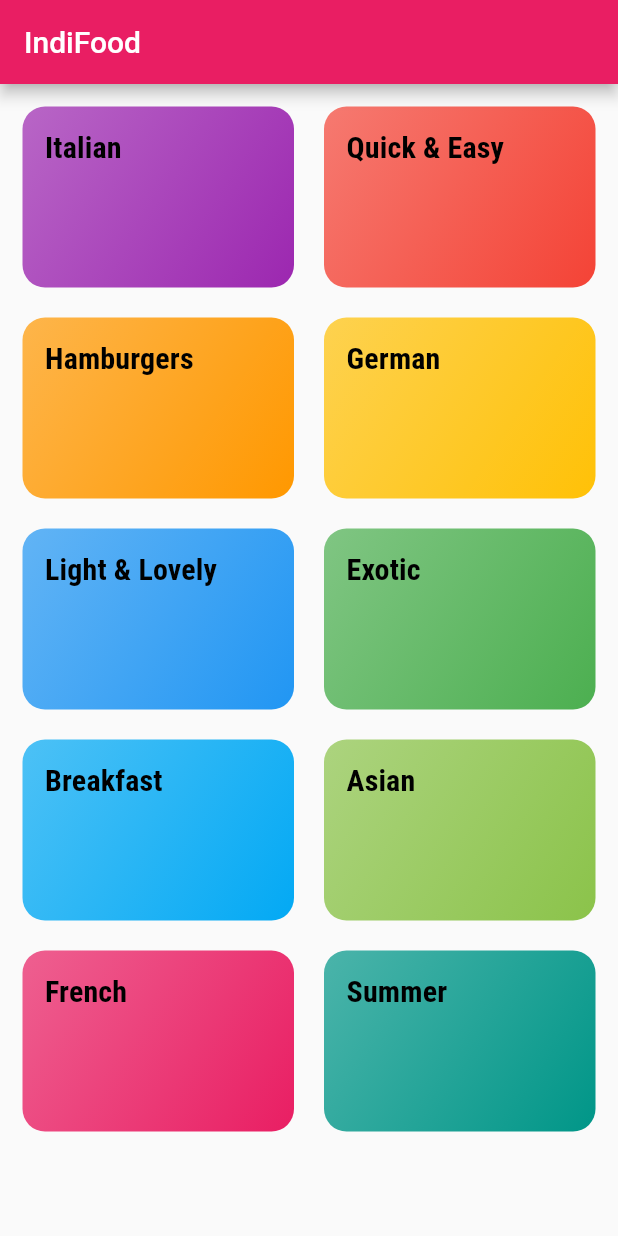
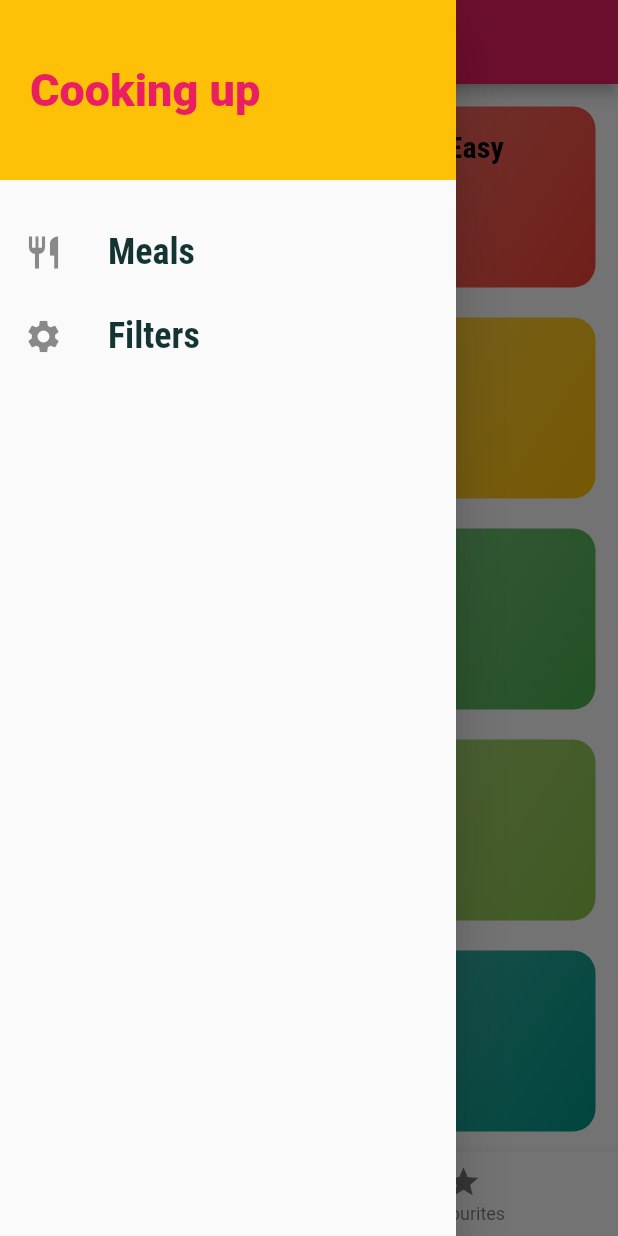
Before and after one commit to Rahul-153/IndiFood, a Flutter app: the screen it shows after launch, with the side drawer open (before the commit the screen has no drawer), on a phone screen of 412 x 824 dp. Run offline on Flutter 3.47's test engine with Material 2 defaults, Android fonts, the phone set to English and light mode, and no system bars.

Commit message:
added drawer

```diff
--- a/lib/main.dart
+++ b/lib/main.dart
@@ -1,5 +1,7 @@
 import 'package:flutter/material.dart';
 
+import './screens/filters_screen.dart';
+import './screens/tabs_screen.dart';
 import './screens/meals_detail_screen.dart';
 import './screens/category_meals_screen.dart';
 import './screens/category_screen.dart';
@@ -17,23 +19,24 @@ class MyApp extends StatelessWidget {
     return MaterialApp(
       title: 'IndiFood',
       theme: ThemeData(
-        colorScheme: ThemeData().colorScheme.copyWith(primary:Colors.pink,secondary: Colors.amber),
+          colorScheme: ThemeData()
+              .colorScheme
+              .copyWith(primary: Colors.pink, secondary: Colors.amber),
           fontFamily: 'Raleway',
           textTheme: ThemeData.light().textTheme.copyWith(
-          bodySmall: TextStyle(color:Color.fromRGBO(20, 51, 51, 1)),
-          bodyLarge: TextStyle(color:Color.fromRGBO(20, 51, 51, 1)),
+              bodySmall: TextStyle(color: Color.fromRGBO(20, 51, 51, 1)),
+              bodyLarge: TextStyle(color: Color.fromRGBO(20, 51, 51, 1)),
               titleSmall: TextStyle(
                 fontSize: 20,
                 fontFamily: 'RobotoCondensed',
                 fontWeight: FontWeight.bold,
-          )
-        )
-      ),
+              ))),
       initialRoute: '/',
       routes: {
-        '/':(context)=>CategoryScreen(),
-        '/category-meals':(context)=>CategoryMealsScreen(),
-        '/meals-detail':(context)=>MealsDetailScreen(),
+        '/': (context) => TabsScreen(),
+        '/category-meals': (context) => CategoryMealsScreen(),
+        '/meals-detail': (context) => MealsDetailScreen(),
+        '/filters': (context) => FiltersScreen(),
       },
     );
   }
--- a/lib/screens/category_screen.dart
+++ b/lib/screens/category_screen.dart
@@ -4,7 +4,7 @@ import '../widgets/category_item.dart';
 import '../dummy_data.dart';
 
 class CategoryScreen extends StatelessWidget {
-  final gridView=GridView(
+  Widget gridView=GridView(
     padding: EdgeInsets.all(15),
       children: DUMMY_CATEGORIES.map((catData) => CategoryItem(
         id: catData.id,
@@ -20,9 +20,6 @@ class CategoryScreen extends StatelessWidget {
     );
   @override
   Widget build(BuildContext context) {
-    return Scaffold(
-      appBar: AppBar(title: Text("IndiFood")),
-      body: gridView,
-      );
+    return gridView;
   }
 }
--- /dev/null
+++ b/lib/screens/favourites_screen.dart
@@ -0,0 +1,12 @@
+import 'package:flutter/material.dart';
+import 'package:flutter/src/widgets/framework.dart';
+import 'package:flutter/src/widgets/placeholder.dart';
+
+class FavouriteScreen extends StatelessWidget {
+  const FavouriteScreen({super.key});
+
+  @override
+  Widget build(BuildContext context) {
+    return Center(child: Text("This is favourite"),);
+  }
+}
--- /dev/null
+++ b/lib/screens/filters_screen.dart
@@ -0,0 +1,18 @@
+import 'package:flutter/material.dart';
+
+import '../widgets/main_drawer.dart';
+
+class FiltersScreen extends StatelessWidget {
+  const FiltersScreen({super.key});
+
+  @override
+  Widget build(BuildContext context) {
+    return Scaffold(
+      appBar: AppBar(
+        title: Text("Filters"),
+      ),
+      drawer: MainDrawer(),
+      body: Center(child: Text("Filters"),);,
+    );
+  }
+}
--- /dev/null
+++ b/lib/screens/tabs_screen.dart
@@ -0,0 +1,46 @@
+import 'package:flutter/material.dart';
+
+import '../widgets/main_drawer.dart';
+import './favourites_screen.dart';
+import './category_screen.dart';
+
+class TabsScreen extends StatefulWidget {
+  const TabsScreen({super.key});
+
+  @override
+  State<TabsScreen> createState() => _TabsScreenState();
+}
+
+class _TabsScreenState extends State<TabsScreen> {
+
+  final List<Map<String, dynamic>> _pages = [
+    {'page': CategoryScreen(), 'title': 'Categories'},
+    {'page': FavouriteScreen(), 'title': 'Favourites'}
+  ];
+  int _selectedidx = 0;
+  void _selectedPage(int idx) {
+    setState(() {
+      _selectedidx = idx;
+    });
+  }
+
+  @override
+  Widget build(BuildContext context) {
+    return Scaffold(
+      appBar: AppBar(
+        title: Text(_pages[_selectedidx]['title']),
+      ),
+      drawer: MainDrawer(),
+      body: _pages[_selectedidx]['page'],
+      bottomNavigationBar: BottomNavigationBar(
+          currentIndex: _selectedidx,
+          onTap: _selectedPage,
+          items: [
+            BottomNavigationBarItem(
+                icon: Icon(Icons.category), label: "Categories"),
+            BottomNavigationBarItem(
+                icon: Icon(Icons.star), label: "Favourites"),
+          ]),
+    );
+  }
+}
--- /dev/null
+++ b/lib/widgets/main_drawer.dart
@@ -0,0 +1,54 @@
+import 'package:flutter/material.dart';
+
+class MainDrawer extends StatelessWidget {
+  Widget buildListTile(String title, IconData icon, Function tapHandler) {
+    return ListTile(
+      leading: Icon(
+        icon,
+        size: 26,
+      ),
+      title: Text(
+        title,
+        style: TextStyle(
+            fontFamily: 'RobotoCondensed',
+            fontSize: 24,
+            fontWeight: FontWeight.bold),
+      ),
+      onTap:()=> tapHandler(),
+    );
+  }
+
+  @override
+  Widget build(BuildContext context) {
+    return Drawer(
+      child: Column(
+        children: [
+          Container(
+            height: 120,
+            width: double.infinity,
+            padding: EdgeInsets.all(20),
+            alignment: Alignment.centerLeft,
+            color: Theme.of(context).colorScheme.secondary,
+            child: Text(
+              'Cooking up',
+              style: TextStyle(
+                fontWeight: FontWeight.w900,
+                fontSize: 30,
+                color: Theme.of(context).colorScheme.primary,
+              ),
+            ),
+          ),
+          SizedBox(
+            height: 20,
+          ),
+          buildListTile('Meals', Icons.restaurant, () {
+            Navigator.pushNamed(context, '/');
+          }),
+          buildListTile('Filters', Icons.settings,(){
+            Navigator.pushNamed(context, '/filters');
+          }),
+        ],
+      ),
+    );
+  }
+}
```
Lines whose indentation alone changed are shown as unchanged.
